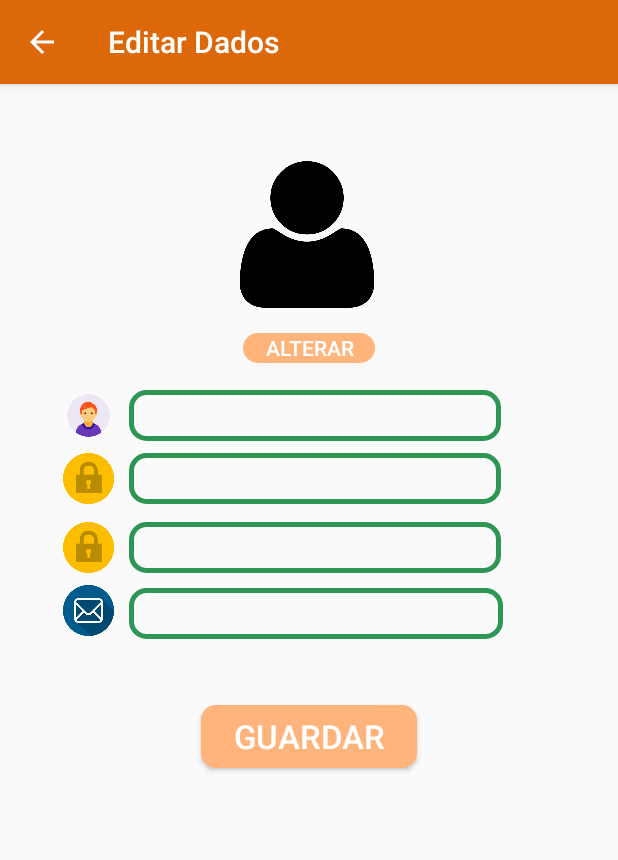
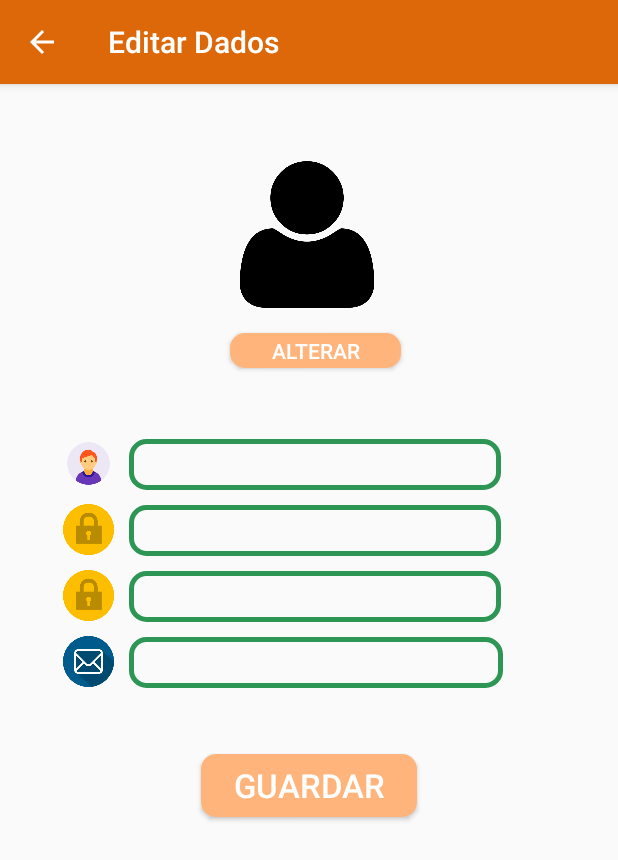
Before and after one commit to MTeixeira9/CM_BuyShare, an Android app: the EditPerfil screen opened directly, with no data from a screen before it, on a phone screen of 412 x 824 dp. Shown: the top 860 px of the screen. Run offline under Robolectric (Android 15) with nearby library versions, the phone set to English and light mode, and no system bars; our stand-ins replace Firebase (no records; nobody signed in at launch, a user with empty details on screens opened directly).

Commit message:
foto edit

```diff
--- a/app/src/main/res/layout/activity_edit_perfil.xml
+++ b/app/src/main/res/layout/activity_edit_perfil.xml
@@ -26,11 +26,11 @@
         android:layout_height="34dp"
         android:layout_marginStart="8dp"
         android:layout_marginLeft="8dp"
-        android:layout_marginTop="204dp"
+        android:layout_marginTop="47dp"
         android:background="@drawable/border_style"
         android:textSize="14sp"
         app:layout_constraintStart_toEndOf="@+id/imageView8"
-        app:layout_constraintTop_toTopOf="parent" />
+        app:layout_constraintTop_toBottomOf="@+id/button_load_image" />
 
     <ImageView
         android:id="@+id/imageView"
@@ -70,7 +70,7 @@
         android:layout_height="34dp"
         android:layout_marginStart="8dp"
         android:layout_marginLeft="8dp"
-        android:layout_marginTop="12dp"
+        android:layout_marginTop="10dp"
         android:background="@drawable/border_style"
         android:ems="10"
         android:inputType="textPassword"
@@ -84,7 +84,7 @@
         android:layout_height="34dp"
         android:layout_marginStart="8dp"
         android:layout_marginLeft="8dp"
-        android:layout_marginTop="8dp"
+        android:layout_marginTop="10dp"
         android:background="@drawable/border_style"
         android:ems="10"
         android:inputType="textPassword"
@@ -98,7 +98,7 @@
         android:layout_height="34dp"
         android:layout_marginStart="40dp"
         android:layout_marginLeft="40dp"
-        android:layout_marginTop="204dp"
+        android:layout_marginTop="236dp"
         app:layout_constraintStart_toStartOf="parent"
         app:layout_constraintTop_toTopOf="parent"
         app:srcCompat="@drawable/user" />
@@ -109,7 +109,7 @@
         android:layout_height="34dp"
         android:layout_marginStart="40dp"
         android:layout_marginLeft="40dp"
-        android:layout_marginTop="8dp"
+        android:layout_marginTop="10dp"
         app:layout_constraintStart_toStartOf="parent"
         app:layout_constraintTop_toBottomOf="@+id/imageView8"
         app:srcCompat="@drawable/pass" />
@@ -120,7 +120,7 @@
         android:layout_height="34dp"
         android:layout_marginStart="40dp"
         android:layout_marginLeft="40dp"
-        android:layout_marginTop="12dp"
+        android:layout_marginTop="10dp"
         app:layout_constraintStart_toStartOf="parent"
         app:layout_constraintTop_toBottomOf="@+id/imageView19"
         app:srcCompat="@drawable/pass" />
@@ -132,19 +132,20 @@
         android:layout_height="34dp"
         android:layout_marginStart="40dp"
         android:layout_marginLeft="40dp"
-        android:layout_marginTop="8dp"
+        android:layout_marginTop="10dp"
         app:layout_constraintStart_toStartOf="parent"
         app:layout_constraintTop_toBottomOf="@+id/imageView21"
         app:srcCompat="@drawable/email" />
 
     <Button
-        android:id="@+id/button4"
-        android:layout_width="wrap_content"
-        android:layout_height="20dp"
+        android:id="@+id/button_load_image"
+        android:layout_width="114dp"
+        android:layout_height="23dp"
         android:background="@drawable/button_style"
         android:text="Alterar"
         android:textColor="@color/white"
         app:layout_constraintEnd_toEndOf="parent"
+        app:layout_constraintHorizontal_bias="0.514"
         app:layout_constraintStart_toStartOf="parent"
         app:layout_constraintTop_toBottomOf="@+id/imageView" />
 
```
Also changed, not shown: app/src/main/java/com/example/android/buyshare/EditPerfil.java (+41 -1 lines).
